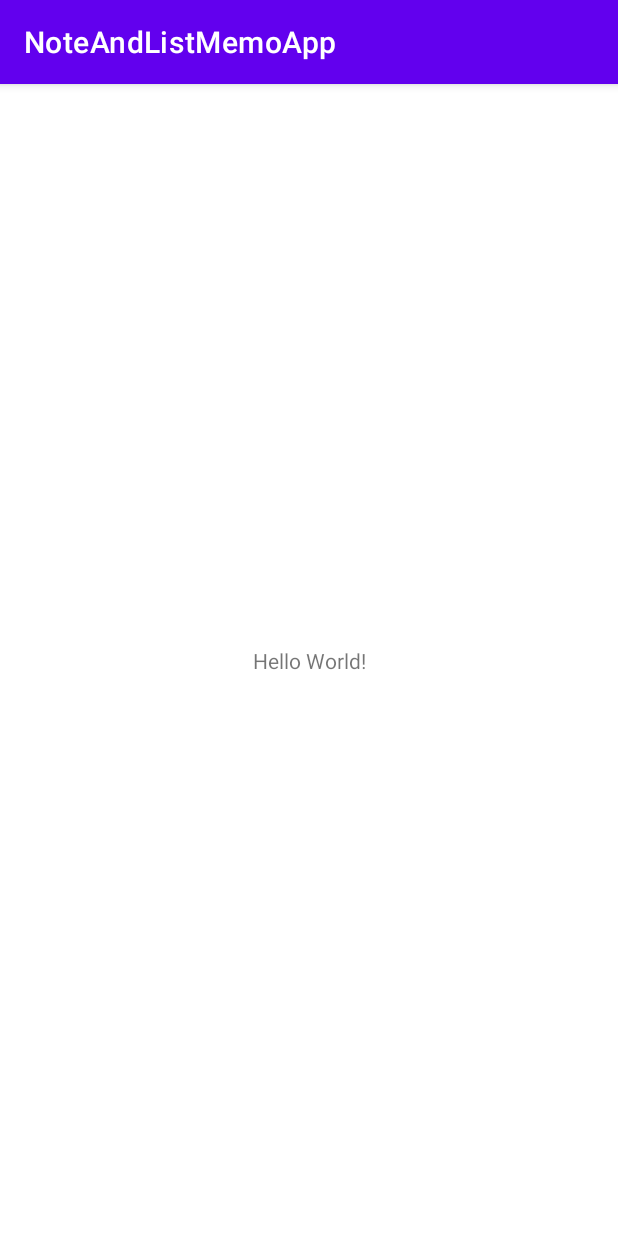
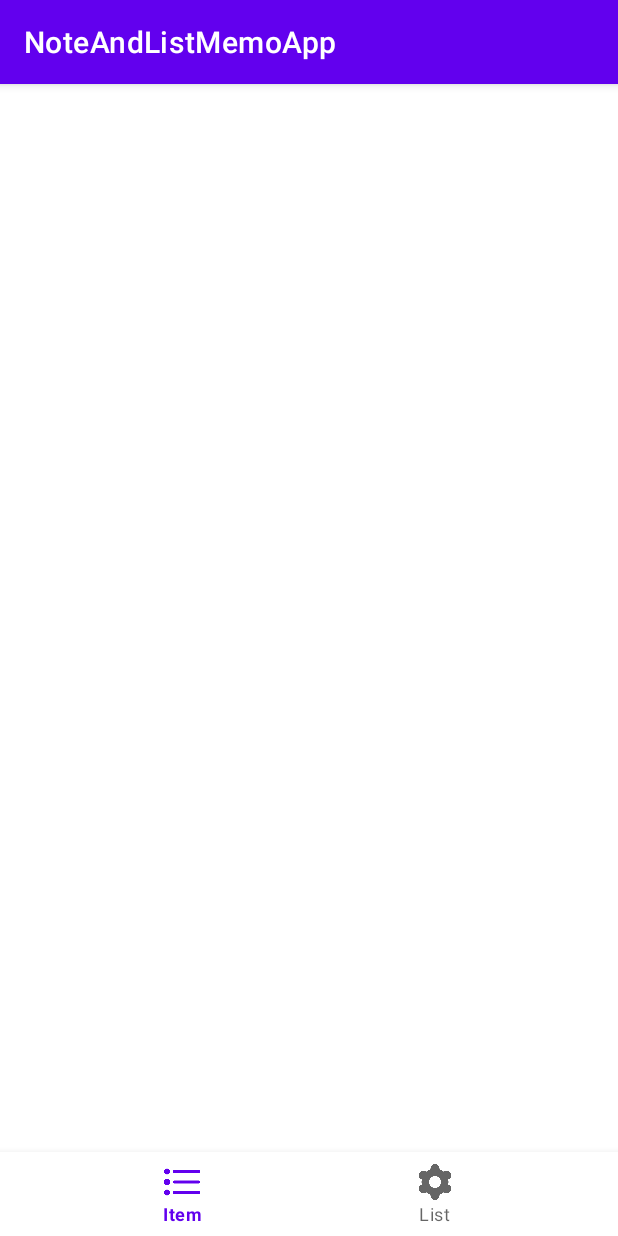
Before and after one commit to JayMelon/NoteAndListMemoApp, an Android app: the screen it shows after launch (MainActivity), on a phone screen of 412 x 824 dp. Run offline under Robolectric (Android 15) with nearby library versions, the phone set to English and light mode, and no system bars.

Commit message:
Added basic folders and stuff

```diff
--- a/app/src/main/res/layout/activity_main.xml
+++ b/app/src/main/res/layout/activity_main.xml
@@ -6,13 +6,12 @@
     android:layout_height="match_parent"
     tools:context=".MainActivity">
 
-    <TextView
-        android:layout_width="wrap_content"
+    <com.google.android.material.bottomnavigation.BottomNavigationView
+        android:id="@+id/navigationBar"
+        android:layout_width="match_parent"
         android:layout_height="wrap_content"
-        android:text="Hello World!"
         app:layout_constraintBottom_toBottomOf="parent"
         app:layout_constraintEnd_toEndOf="parent"
         app:layout_constraintStart_toStartOf="parent"
-        app:layout_constraintTop_toTopOf="parent" />
-
+        app:menu="@menu/bottom_nav_menu" />
 </androidx.constraintlayout.widget.ConstraintLayout>
--- /dev/null
+++ b/app/src/main/res/menu/bottom_nav_menu.xml
@@ -0,0 +1,11 @@
+<?xml version="1.0" encoding="utf-8"?>
+<menu xmlns:android="http://schemas.android.com/apk/res/android">
+    <item
+        android:id="@+id/navigation_list"
+        android:icon="@drawable/list_icon"
+        android:title="Item" />
+    <item
+        android:id="@+id/navigation_dashboard"
+        android:icon="@drawable/settings_icon"
+        android:title="List" />
+</menu>
```
Also changed, not shown: app/src/main/AndroidManifest.xml (+7 -0 lines), app/src/main/java/com/example/noteandlistmemoapp/NotesSettingsActivity.java (added, +14 -0 lines), app/src/main/res/layout/activity_notes_settings.xml (added, +9 -0 lines), app/src/main/res/layout/note_listview.xml (added, +12 -0 lines), app/src/main/res/drawable-v24/list_icon.png (added), app/src/main/res/drawable-v24/settings_icon.png (added).
